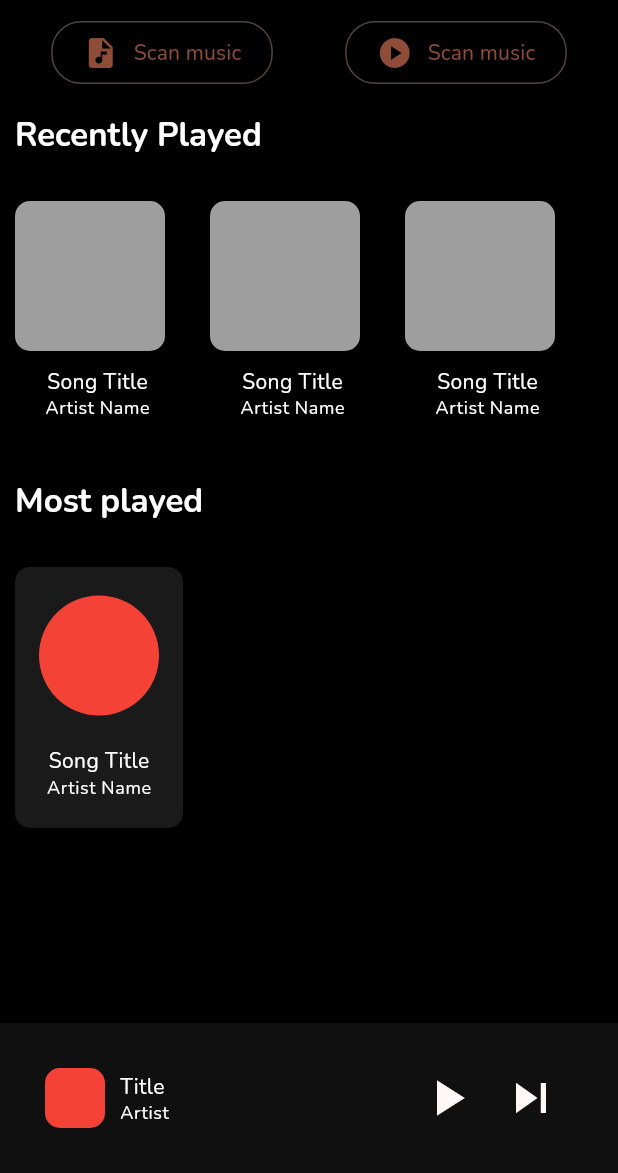
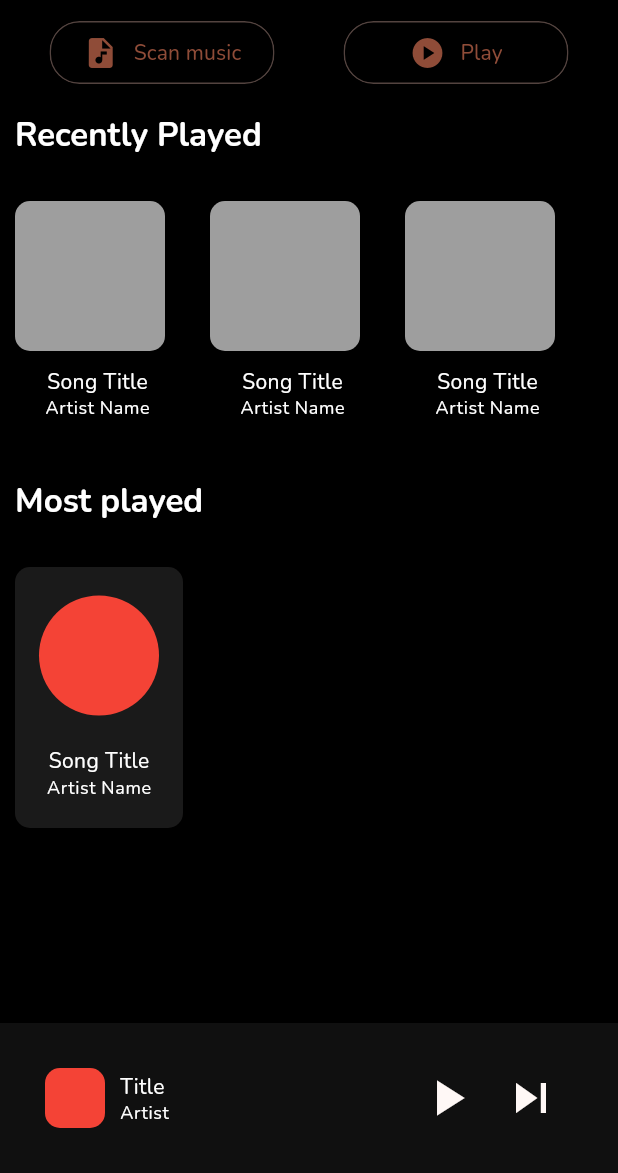
Before and after one commit to Kalph-ITT/music-player, a Flutter app: the screen it shows after launch, on a phone screen of 412 x 824 dp, the part 63-1236 px from its top. Run offline on Flutter 3.47's test engine with Material 3 defaults, Android fonts, the phone set to English and light mode, and no system bars; our stand-ins replace google_fonts.

Commit message:
added ink effect

```diff
--- a/lib/src/ui/screens/home/home_screen.dart
+++ b/lib/src/ui/screens/home/home_screen.dart
@@ -25,10 +25,16 @@ class HomeScreen extends StatelessWidget {
                   PillButton(
                     label: 'Scan music',
                     icon: Icons.audio_file,
+                    onTap: () {
+                      print('Scan music');
+                    },
                   ),
                   PillButton(
-                    label: 'Scan music',
+                    label: 'Play',
                     icon: Icons.play_circle,
+                    onTap: () {
+                      print('Scan music');
+                    },
                   ),
                 ],
               ),
--- a/lib/src/ui/widgets/pill_button.dart
+++ b/lib/src/ui/widgets/pill_button.dart
@@ -3,24 +3,34 @@ import 'package:flutter/material.dart';
 class PillButton extends StatelessWidget {
   final String label;
   final IconData icon;
+  final VoidCallback? onTap;
 
   const PillButton({
     super.key,
     required this.label,
     required this.icon,
+    this.onTap,
   });
 
   @override
   Widget build(BuildContext context) {
-    return Container(
+    return ClipRRect(
+      borderRadius: BorderRadius.circular(20),
+      child: Material(
+        color: Colors.transparent,
+        child: InkWell(
+          onTap: onTap,
+          child: Container(
+            width: 150,
             padding: EdgeInsets.symmetric(horizontal: 20, vertical: 8),
             decoration: BoxDecoration(
               color: Colors.transparent,
               borderRadius: BorderRadius.circular(20),
-        border:
-            Border.all(color: Theme.of(context).colorScheme.onSurfaceVariant),
+              border: Border.all(
+                  color: Theme.of(context).colorScheme.onSurfaceVariant),
             ),
             child: Row(
+              mainAxisAlignment: MainAxisAlignment.center,
               spacing: 10,
               children: [
                 Icon(
@@ -35,6 +45,9 @@ class PillButton extends StatelessWidget {
                 ),
               ],
             ),
+          ),
+        ),
+      ),
     );
   }
 }
```
Lines whose indentation alone changed are shown as unchanged.
